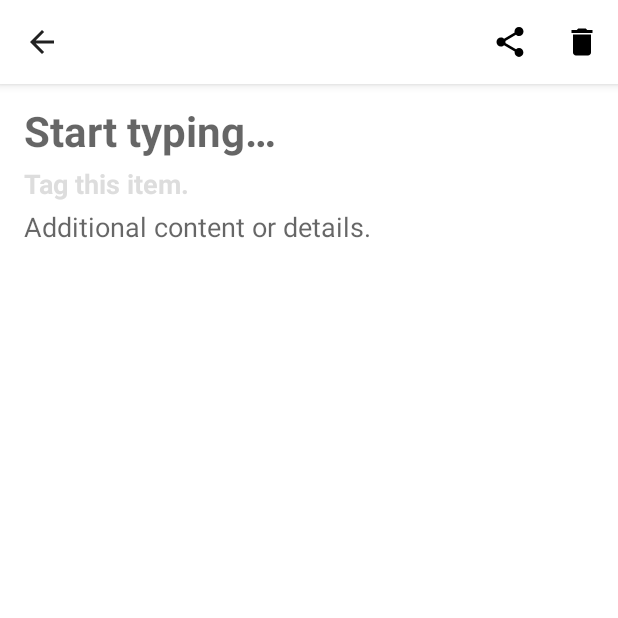
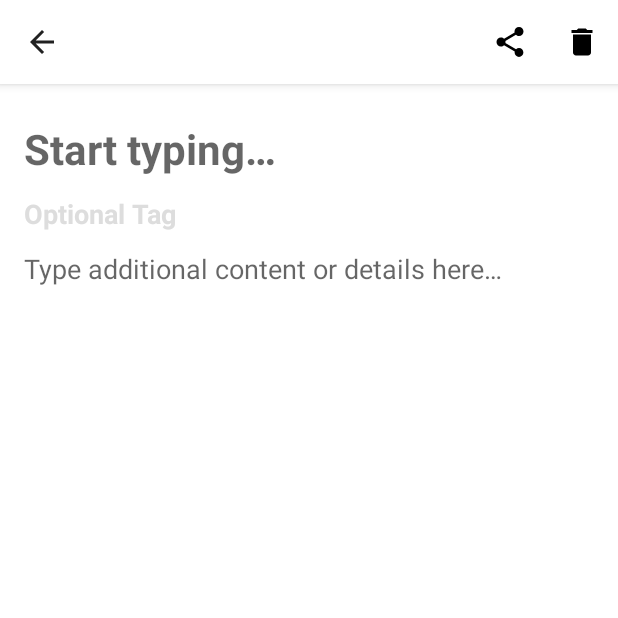
Before and after one commit to tytydraco/Illud, an Android app: the ViewMoreActivity screen opened directly, with no data from a screen before it, on a phone screen of 412 x 824 dp, the top half of it. Run offline under Robolectric (Android 15) with nearby library versions, the phone set to English and light mode, and no system bars.

Commit message:
Adjust menu padding
Signed-off-by: tytydraco <tylernij@gmail.com>

```diff
--- a/app/src/main/res/layout/view_more_activity.xml
+++ b/app/src/main/res/layout/view_more_activity.xml
@@ -13,7 +13,7 @@
         android:background="@null"
         android:textSize="28sp"
         android:ellipsize="end"
-        android:paddingHorizontal="24dp"
+        android:paddingVertical="12dp"
         android:textStyle="bold"
         android:hint="@string/hint_label"
         android:inputType="textCapSentences|textAutoCorrect|textMultiLine"
@@ -29,8 +29,6 @@
         android:textColor="@color/colorAccent"
         android:textColorHint="@color/colorPrimaryDark"
         android:textStyle="bold"
-        android:paddingVertical="4dp"
-        android:paddingHorizontal="24dp"
         android:ellipsize="end"
         android:maxLines="1"
         android:layout_below="@id/label"
@@ -47,8 +45,7 @@
         android:id="@+id/content"
         style="@style/TextTheme"
         android:textSize="18sp"
-        android:paddingBottom="12dp"
-        android:paddingHorizontal="24dp"
+        android:paddingTop="12dp"
         android:ellipsize="end"
         android:background="@null"
         android:layout_below="@id/tag"
--- a/app/src/main/res/values/strings.xml
+++ b/app/src/main/res/values/strings.xml
@@ -11,8 +11,8 @@
 
     <!-- Label hint strings -->
     <string name="hint_label">Start typing…</string>
-    <string name="hint_content">Additional content or details.</string>
-    <string name="hint_tag">Tag this item.</string>
+    <string name="hint_content">Type additional content or details here…</string>
+    <string name="hint_tag">Optional Tag</string>
 
     <!-- Misc strings -->
     <string name="bullet">Bullet</string>
```
